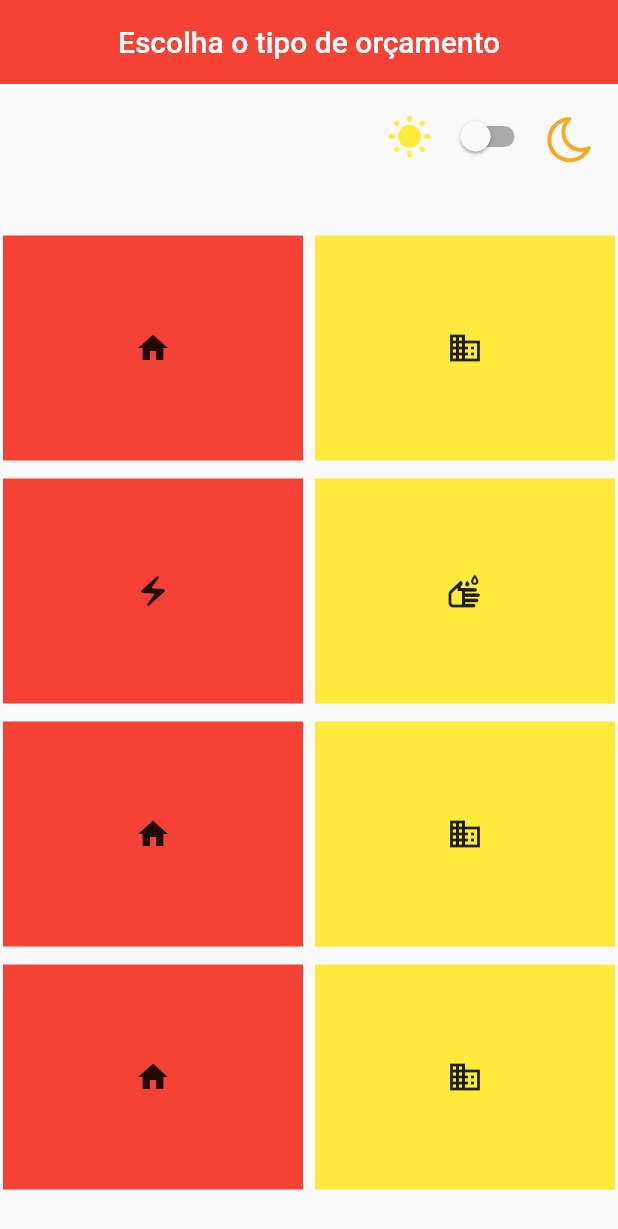
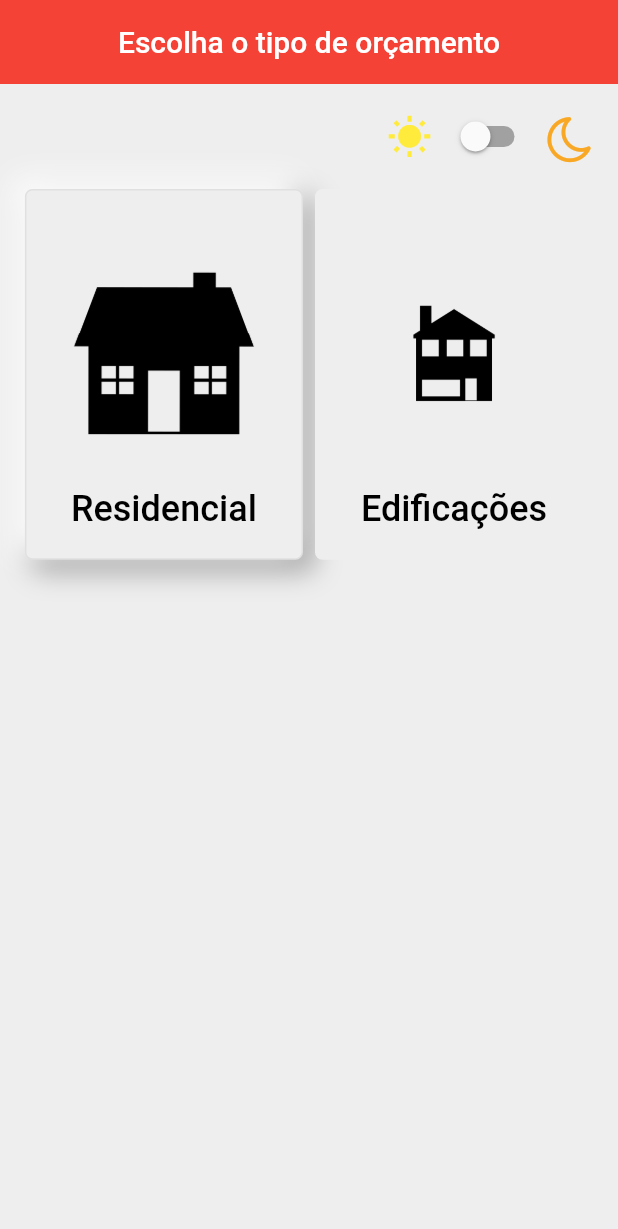
Before and after one commit to RodrigoBrunet/Obras, a Flutter app: the screen it shows after launch, on a phone screen of 412 x 824 dp. Shown: the top 1229 px of the screen. Run offline on Flutter 3.47's test engine with Material 2 defaults, Android fonts, the phone set to English and light mode, and no system bars; our stand-ins replace shared_preferences.

Commit message:
ajustes cardHome

```diff
--- /dev/null
+++ b/lib/controllers/card_home_controller.dart
@@ -0,0 +1,14 @@
+import 'package:flutter/material.dart';
+
+class CardHomeController extends ChangeNotifier {
+  bool isButtonPressed = false;
+
+  void buttonPressed() {
+    if (isButtonPressed == false) {
+      isButtonPressed = true;
+    } else if (isButtonPressed == true) {
+      isButtonPressed = false;
+    }
+    notifyListeners();
+  }
+}
--- /dev/null
+++ b/lib/pages/criar_orcamento_page.dart
@@ -0,0 +1,15 @@
+import 'package:flutter/material.dart';
+
+class CriarOrcamentoPage extends StatefulWidget {
+  const CriarOrcamentoPage({super.key});
+
+  @override
+  State<CriarOrcamentoPage> createState() => _CriarOrcamentoPageState();
+}
+
+class _CriarOrcamentoPageState extends State<CriarOrcamentoPage> {
+  @override
+  Widget build(BuildContext context) {
+    return Container();
+  }
+}
--- a/lib/utilitys/color_theme.dart
+++ b/lib/utilitys/color_theme.dart
@@ -3,7 +3,8 @@ import 'package:flutter/material.dart';
 class ColorTheme {
   static ThemeData themeData(bool isDarkTheme, BuildContext context) {
     return ThemeData(
-      primaryColor: isDarkTheme ? Colors.black : Colors.white,
+      primaryColor:
+          isDarkTheme ? const Color.fromARGB(255, 250, 248, 248) : Colors.black,
       indicatorColor:
           isDarkTheme ? const Color(0xff0E1D36) : const Color(0xffCBDCF8),
       hintColor:
@@ -15,7 +16,9 @@ class ColorTheme {
       focusColor:
           isDarkTheme ? const Color(0xff0B2512) : const Color(0xffA8DAB5),
       disabledColor: Colors.grey,
-      cardColor: isDarkTheme ? const Color(0xFF151515) : Colors.white,
+      cardColor: isDarkTheme
+          ? const Color(0xFF151515)
+          : const Color.fromARGB(255, 238, 238, 238),
       canvasColor: isDarkTheme ? Colors.black : Colors.grey[50],
       buttonTheme: Theme.of(context).buttonTheme.copyWith(
           colorScheme: isDarkTheme
--- a/lib/widgets/card_home_widget.dart
+++ b/lib/widgets/card_home_widget.dart
@@ -1,4 +1,9 @@
+// ignore_for_file: must_be_immutable
+
 import 'package:flutter/material.dart';
+import 'package:orcamentos_obras/controllers/card_home_controller.dart';
+import 'package:orcamentos_obras/main.dart';
+import 'package:orcamentos_obras/utilitys/color_theme.dart';
 import 'package:orcamentos_obras/widgets/switch_theme_app_widget.dart';
 
 class CardHomeWidget extends StatefulWidget {
@@ -9,36 +14,116 @@ class CardHomeWidget extends StatefulWidget {
 }
 
 class _CardHomeStateWidget extends State<CardHomeWidget> {
+  CardHomeController homeController = CardHomeController();
   @override
   Widget build(BuildContext context) {
-    return Column(
+    var cardHeight = MediaQuery.of(context).size.height;
+    var cardWidth = MediaQuery.of(context).size.width;
+
+    return Container(
+      color: Colors.grey.shade200,
+      child: Column(
         children: [
           const SwitchThemeAppWidget(),
-        const Spacer(
-          flex: 1,
-        ),
           Row(
             mainAxisAlignment: MainAxisAlignment.center,
             children: [
-            Container(
-              height: 150,
-              width: 200,
-              color: Colors.red,
-              child: IconButton(
-                onPressed: () {},
-                icon: const Icon(Icons.home),
+              AnimatedBuilder(
+                animation: homeController,
+                builder: (context, child) => GestureDetector(
+                  onTap: () {
+                    homeController.buttonPressed();
+                  },
+                  child: AnimatedContainer(
+                    duration: const Duration(milliseconds: 200),
+                    height: cardHeight * 0.30,
+                    width: cardWidth * 0.45,
+                    decoration: BoxDecoration(
+                      border: Border.all(
+                          color: homeController.isButtonPressed
+                              ? Colors.grey.shade100
+                              : Colors.grey.shade300),
+                      borderRadius: BorderRadius.circular(5),
+                      boxShadow: homeController.isButtonPressed
+                          ? []
+                          : [
+                              BoxShadow(
+                                color: Colors.grey.shade500,
+                                offset: const Offset(6, 6),
+                                blurRadius: 15,
+                                spreadRadius: 1,
+                              ),
+                              const BoxShadow(
+                                color: Colors.white,
+                                offset: Offset(-6, -6),
+                                blurRadius: 15,
+                                spreadRadius: 1,
+                              ),
+                            ],
+                      color: ColorTheme.themeData(
+                              themeColorController.darkTheme, context)
+                          .cardColor,
+                    ),
+                    child: Column(
+                      mainAxisAlignment: MainAxisAlignment.center,
+                      crossAxisAlignment: CrossAxisAlignment.center,
+                      children: [
+                        Image.asset(
+                          'assets/images/house.png',
+                          color: ColorTheme.themeData(
+                                  themeColorController.darkTheme, context)
+                              .primaryColor,
+                          height: 180,
+                        ),
+                        Text(
+                          'Residencial',
+                          style: TextStyle(
+                            color: ColorTheme.themeData(
+                                    themeColorController.darkTheme, context)
+                                .primaryColor,
+                            fontSize: 24,
+                            fontWeight: FontWeight.w500,
+                          ),
+                        ),
+                      ],
+                    ),
+                  ),
                 ),
               ),
               const SizedBox(
                 width: 8,
               ),
               Container(
-              height: 150,
-              width: 200,
-              color: Colors.yellow,
-              child: IconButton(
-                onPressed: () {},
-                icon: const Icon(Icons.business_sharp),
+                height: cardHeight * 0.30,
+                width: cardWidth * 0.45,
+                decoration: BoxDecoration(
+                  borderRadius: BorderRadius.circular(5),
+                  color: ColorTheme.themeData(
+                          themeColorController.darkTheme, context)
+                      .cardColor,
+                ),
+                child: Column(
+                  mainAxisAlignment: MainAxisAlignment.center,
+                  crossAxisAlignment: CrossAxisAlignment.center,
+                  children: [
+                    Image.asset(
+                      'assets/images/edificacao.png',
+                      color: ColorTheme.themeData(
+                              themeColorController.darkTheme, context)
+                          .primaryColor,
+                      height: 180,
+                    ),
+                    Text(
+                      'Edificações',
+                      style: TextStyle(
+                        color: ColorTheme.themeData(
+                                themeColorController.darkTheme, context)
+                            .primaryColor,
+                        fontSize: 24,
+                        fontWeight: FontWeight.w500,
+                      ),
+                    ),
+                  ],
                 ),
               ),
             ],
@@ -46,94 +131,11 @@ class _CardHomeStateWidget extends State<CardHomeWidget> {
           const SizedBox(
             height: 12,
           ),
-        Row(
-          mainAxisAlignment: MainAxisAlignment.center,
-          children: [
-            Container(
-              height: 150,
-              width: 200,
-              color: Colors.red,
-              child: IconButton(
-                onPressed: () {},
-                icon: const Icon(Icons.electric_bolt),
-              ),
-            ),
-            const SizedBox(
-              width: 8,
-            ),
-            Container(
-              height: 150,
-              width: 200,
-              color: Colors.yellow,
-              child: IconButton(
-                onPressed: () {},
-                icon: const Icon(Icons.wash_outlined),
-              ),
-            ),
-          ],
-        ),
-        const SizedBox(
-          height: 12,
-        ),
-        Row(
-          mainAxisAlignment: MainAxisAlignment.center,
-          children: [
-            Container(
-              height: 150,
-              width: 200,
-              color: Colors.red,
-              child: IconButton(
-                onPressed: () {},
-                icon: const Icon(Icons.home),
-              ),
-            ),
-            const SizedBox(
-              width: 8,
-            ),
-            Container(
-              height: 150,
-              width: 200,
-              color: Colors.yellow,
-              child: IconButton(
-                onPressed: () {},
-                icon: const Icon(Icons.business_sharp),
-              ),
-            ),
-          ],
-        ),
-        const SizedBox(
-          height: 12,
-        ),
-        Row(
-          mainAxisAlignment: MainAxisAlignment.center,
-          children: [
-            Container(
-              height: 150,
-              width: 200,
-              color: Colors.red,
-              child: IconButton(
-                onPressed: () {},
-                icon: const Icon(Icons.home),
-              ),
-            ),
-            const SizedBox(
-              width: 8,
-            ),
-            Container(
-              height: 150,
-              width: 200,
-              color: Colors.yellow,
-              child: IconButton(
-                onPressed: () {},
-                icon: const Icon(Icons.business_sharp),
-              ),
-            ),
-          ],
-        ),
           const Spacer(
             flex: 1,
           ),
         ],
+      ),
     );
   }
 }
--- a/pubspec.yaml
+++ b/pubspec.yaml
@@ -27,8 +27,8 @@ flutter:
   uses-material-design: true
 
 
-  # assets:
-  #   - images/a_dot_burr.jpeg
+  assets:
+   - assets/images/
   #   - images/a_dot_ham.jpeg
 
   fonts:
```
Also changed, not shown: assets/images/edificacao.png (added), assets/images/house.png (added), pubspec.lock. Lines whose indentation alone changed are shown as unchanged.
